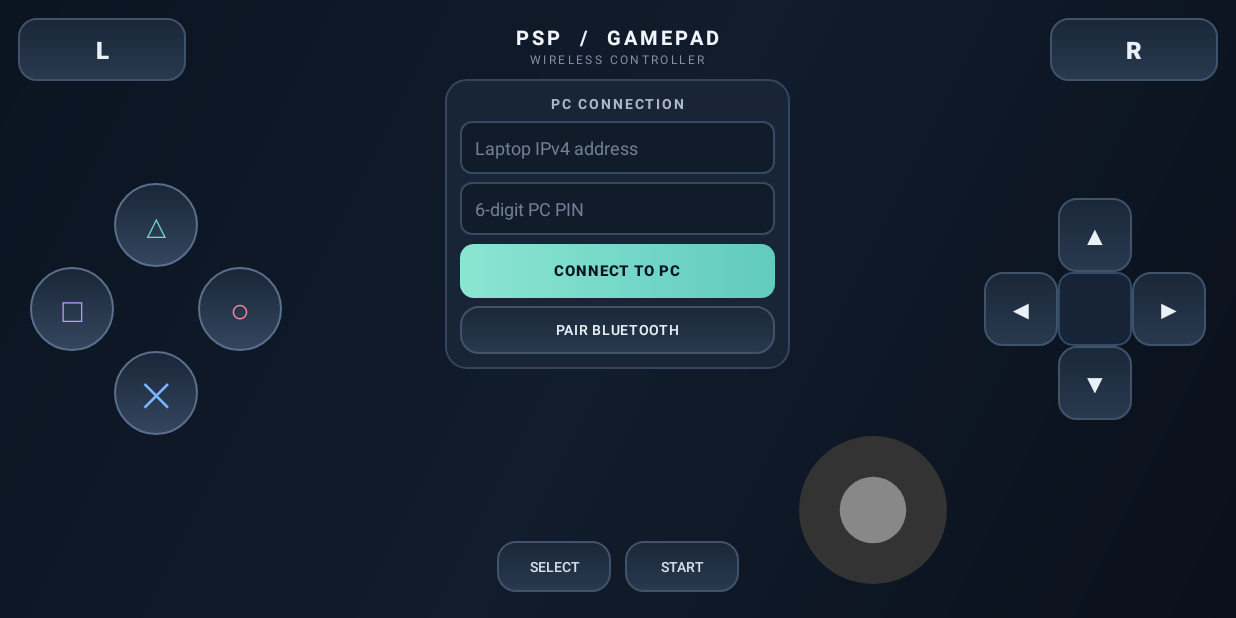
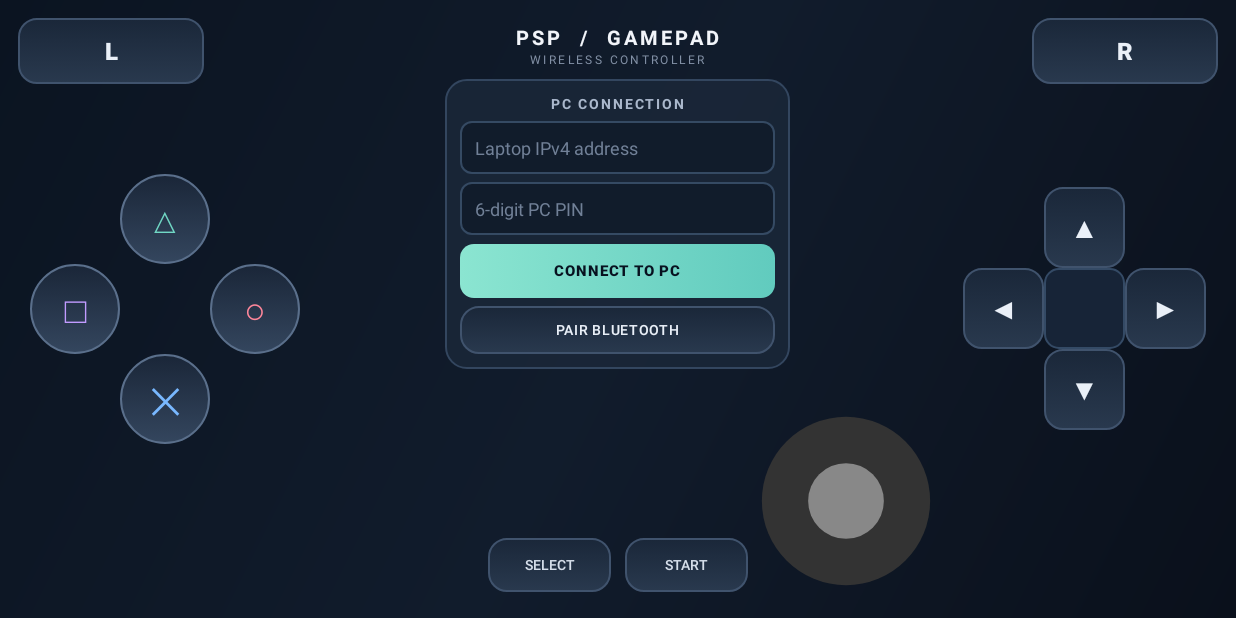
Before and after one commit to Dot-farm/psp-bt-controller, an Android app: the screen it shows after launch (MainActivity), on a phone screen of 824 x 412 dp (held sideways). Run offline under Robolectric (Android 15) with nearby library versions, the phone set to English and light mode, and no system bars.

Commit message:
Improve controller layout and touch target sizing

```diff
--- a/app/src/main/res/layout/activity_main.xml
+++ b/app/src/main/res/layout/activity_main.xml
@@ -31,8 +31,8 @@
 
     <Button
         android:id="@+id/btnL"
-        android:layout_width="112dp"
-        android:layout_height="42dp"
+        android:layout_width="124dp"
+        android:layout_height="44dp"
         android:layout_alignParentStart="true"
         android:layout_alignParentTop="true"
         android:background="@drawable/control_button"
@@ -46,8 +46,8 @@
 
     <Button
         android:id="@+id/btnR"
-        android:layout_width="112dp"
-        android:layout_height="42dp"
+        android:layout_width="124dp"
+        android:layout_height="44dp"
         android:layout_alignParentEnd="true"
         android:layout_alignParentTop="true"
         android:background="@drawable/control_button"
@@ -151,27 +151,28 @@
         android:columnCount="3"
         android:rowCount="3">
 
-        <Space android:layout_width="49dp" android:layout_height="49dp" />
-        <Button android:id="@+id/btnUp" android:layout_width="49dp" android:layout_height="49dp" android:text="▲" android:textSize="17sp" android:textColor="#EAF0F8" android:background="@drawable/control_button" android:minHeight="0dp" android:minWidth="0dp" android:stateListAnimator="@null" />
-        <Space android:layout_width="49dp" android:layout_height="49dp" />
+        <Space android:layout_width="54dp" android:layout_height="54dp" />
+        <Button android:id="@+id/btnUp" android:layout_width="54dp" android:layout_height="54dp" android:text="▲" android:textSize="19sp" android:textColor="#EAF0F8" android:background="@drawable/control_button" android:minHeight="0dp" android:minWidth="0dp" android:stateListAnimator="@null" />
+        <Space android:layout_width="54dp" android:layout_height="54dp" />
 
-        <Button android:id="@+id/btnLeft" android:layout_width="49dp" android:layout_height="49dp" android:text="◀" android:textSize="17sp" android:textColor="#EAF0F8" android:background="@drawable/control_button" android:minHeight="0dp" android:minWidth="0dp" android:stateListAnimator="@null" />
-        <View android:layout_width="49dp" android:layout_height="49dp" android:background="@drawable/dpad_center" />
-        <Button android:id="@+id/btnRight" android:layout_width="49dp" android:layout_height="49dp" android:text="▶" android:textSize="17sp" android:textColor="#EAF0F8" android:background="@drawable/control_button" android:minHeight="0dp" android:minWidth="0dp" android:stateListAnimator="@null" />
+        <Button android:id="@+id/btnLeft" android:layout_width="54dp" android:layout_height="54dp" android:text="◀" android:textSize="19sp" android:textColor="#EAF0F8" android:background="@drawable/control_button" android:minHeight="0dp" android:minWidth="0dp" android:stateListAnimator="@null" />
+        <View android:layout_width="54dp" android:layout_height="54dp" android:background="@drawable/dpad_center" />
+        <Button android:id="@+id/btnRight" android:layout_width="54dp" android:layout_height="54dp" android:text="▶" android:textSize="19sp" android:textColor="#EAF0F8" android:background="@drawable/control_button" android:minHeight="0dp" android:minWidth="0dp" android:stateListAnimator="@null" />
 
-        <Space android:layout_width="49dp" android:layout_height="49dp" />
-        <Button android:id="@+id/btnDown" android:layout_width="49dp" android:layout_height="49dp" android:text="▼" android:textSize="17sp" android:textColor="#EAF0F8" android:background="@drawable/control_button" android:minHeight="0dp" android:minWidth="0dp" android:stateListAnimator="@null" />
-        <Space android:layout_width="49dp" android:layout_height="49dp" />
+        <Space android:layout_width="54dp" android:layout_height="54dp" />
+        <Button android:id="@+id/btnDown" android:layout_width="54dp" android:layout_height="54dp" android:text="▼" android:textSize="19sp" android:textColor="#EAF0F8" android:background="@drawable/control_button" android:minHeight="0dp" android:minWidth="0dp" android:stateListAnimator="@null" />
+        <Space android:layout_width="54dp" android:layout_height="54dp" />
     </GridLayout>
 
     <com.example.pspcontroller.AnalogStickView
         android:id="@+id/analogStick"
-        android:layout_width="116dp"
-        android:layout_height="116dp"
+        android:layout_width="132dp"
+        android:layout_height="132dp"
         android:layout_alignParentBottom="true"
         android:layout_toStartOf="@id/dpadGrid"
-        android:layout_marginEnd="16dp"
-        android:layout_marginBottom="2dp" />
+        android:layout_marginEnd="12dp"
+        android:layout_marginBottom="0dp"
+        android:contentDescription="Left analog stick. Drag in any direction and release to return to center." />
 
     <LinearLayout
         android:layout_width="wrap_content"
@@ -183,8 +184,8 @@
 
         <Button
             android:id="@+id/btnSelect"
-            android:layout_width="76dp"
-            android:layout_height="34dp"
+            android:layout_width="82dp"
+            android:layout_height="36dp"
             android:layout_marginEnd="9dp"
             android:background="@drawable/control_button"
             android:text="SELECT"
@@ -196,8 +197,8 @@
 
         <Button
             android:id="@+id/btnStart"
-            android:layout_width="76dp"
-            android:layout_height="34dp"
+            android:layout_width="82dp"
+            android:layout_height="36dp"
             android:background="@drawable/control_button"
             android:text="START"
             android:textColor="#D5DEEA"
@@ -217,17 +218,17 @@
         android:columnCount="3"
         android:rowCount="3">
 
-        <Space android:layout_width="56dp" android:layout_height="56dp" />
-        <Button android:id="@+id/btnTriangle" android:layout_width="56dp" android:layout_height="56dp" android:text="△" android:textSize="22sp" android:textColor="#71D8C5" android:background="@drawable/action_button" android:minHeight="0dp" android:minWidth="0dp" android:stateListAnimator="@null" />
-        <Space android:layout_width="56dp" android:layout_height="56dp" />
+        <Space android:layout_width="60dp" android:layout_height="60dp" />
+        <Button android:id="@+id/btnTriangle" android:layout_width="60dp" android:layout_height="60dp" android:text="△" android:textSize="24sp" android:textColor="#71D8C5" android:background="@drawable/action_button" android:minHeight="0dp" android:minWidth="0dp" android:stateListAnimator="@null" />
+        <Space android:layout_width="60dp" android:layout_height="60dp" />
 
-        <Button android:id="@+id/btnSquare" android:layout_width="56dp" android:layout_height="56dp" android:text="□" android:textSize="22sp" android:textColor="#C19BFF" android:background="@drawable/action_button" android:minHeight="0dp" android:minWidth="0dp" android:stateListAnimator="@null" />
-        <Space android:layout_width="56dp" android:layout_height="56dp" />
-        <Button android:id="@+id/btnCircle" android:layout_width="56dp" android:layout_height="56dp" android:text="○" android:textSize="22sp" android:textColor="#FF879B" android:background="@drawable/action_button" android:minHeight="0dp" android:minWidth="0dp" android:stateListAnimator="@null" />
+        <Button android:id="@+id/btnSquare" android:layout_width="60dp" android:layout_height="60dp" android:text="□" android:textSize="24sp" android:textColor="#C19BFF" android:background="@drawable/action_button" android:minHeight="0dp" android:minWidth="0dp" android:stateListAnimator="@null" />
+        <Space android:layout_width="60dp" android:layout_height="60dp" />
+        <Button android:id="@+id/btnCircle" android:layout_width="60dp" android:layout_height="60dp" android:text="○" android:textSize="24sp" android:textColor="#FF879B" android:background="@drawable/action_button" android:minHeight="0dp" android:minWidth="0dp" android:stateListAnimator="@null" />
 
-        <Space android:layout_width="56dp" android:layout_height="56dp" />
-        <Button android:id="@+id/btnCross" android:layout_width="56dp" android:layout_height="56dp" android:text="✕" android:textSize="22sp" android:textColor="#79B8FF" android:background="@drawable/action_button" android:minHeight="0dp" android:minWidth="0dp" android:stateListAnimator="@null" />
-        <Space android:layout_width="56dp" android:layout_height="56dp" />
+        <Space android:layout_width="60dp" android:layout_height="60dp" />
+        <Button android:id="@+id/btnCross" android:layout_width="60dp" android:layout_height="60dp" android:text="✕" android:textSize="24sp" android:textColor="#79B8FF" android:background="@drawable/action_button" android:minHeight="0dp" android:minWidth="0dp" android:stateListAnimator="@null" />
+        <Space android:layout_width="60dp" android:layout_height="60dp" />
     </GridLayout>
 
 </RelativeLayout>
```
